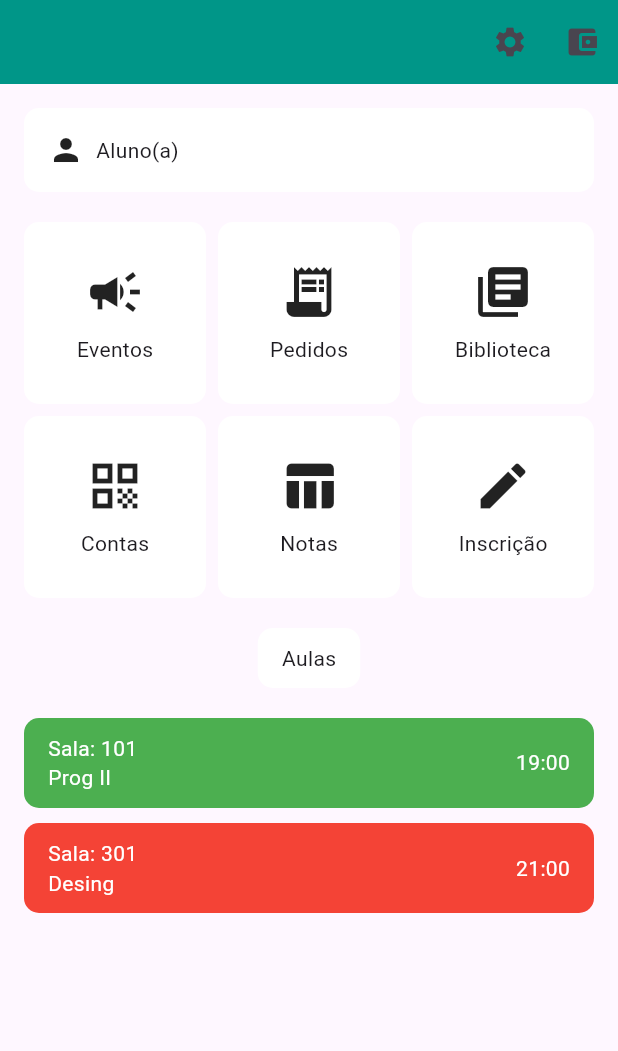
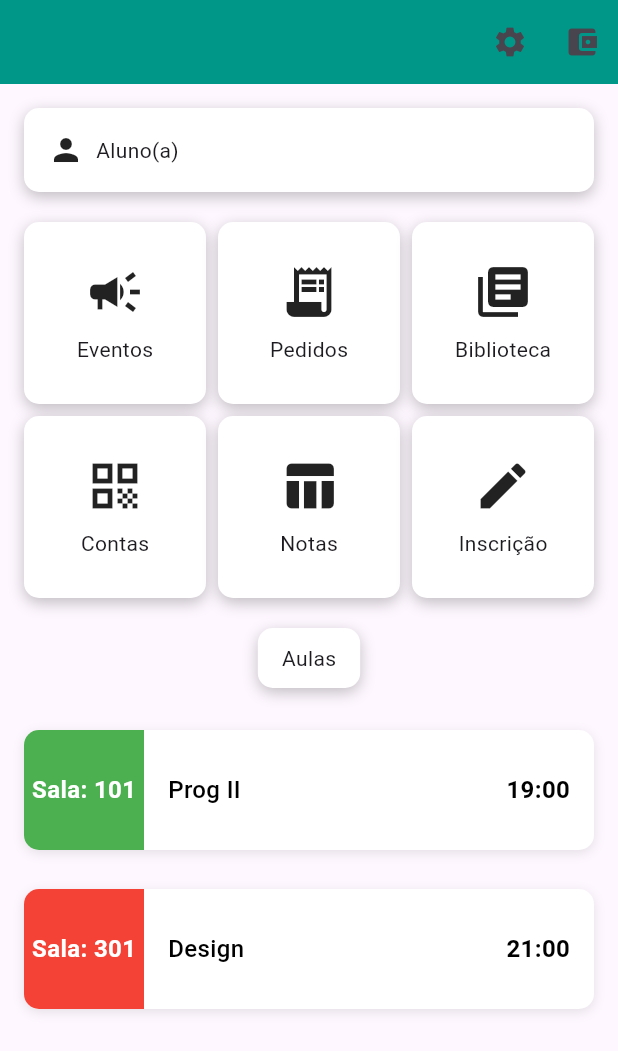
Before and after one commit to BraioFacul/real_connect, a Flutter app: the screen it shows after launch, after a tap on "Login", on a phone screen of 412 x 824 dp. Shown: the top 1051 px of the screen. Run offline on Flutter 3.47's test engine with Material 3 defaults, Android fonts, the light colour scheme and no system bars; our stand-ins replace firebase_core; accounts and stored records are empty; network calls fail.

Commit message:
feat: melhoria no layout

```diff
--- a/lib/home.dart
+++ b/lib/home.dart
@@ -29,68 +29,111 @@ class _HomePageState extends State<HomePage> {
           padding: const EdgeInsets.all(16.0),
           child: Column(
             children: [
-              // Profile or Student section
-              Container(
+              // Profile or Student section (Componentizado)
+              ProfileSection(),
+
+              SizedBox(height: 20),
+
+              // Grid buttons (Componentizado)
+              GridButtons(),
+
+              SizedBox(height: 20),
+
+              // Aulas Section (Componentizado)
+              AulasSection(),
+
+              SizedBox(height: 20),
+
+              // Classes (Componentizado)
+              ClassCard(
+                  room: "Sala: 101",
+                  subject: "Prog II",
+                  time: "19:00",
+                  color: Colors.green),
+              SizedBox(height: 10),
+              ClassCard(
+                  room: "Sala: 301",
+                  subject: "Design",
+                  time: "21:00",
+                  color: Colors.red),
+            ],
+          ),
+        ),
+      ),
+    );
+  }
+}
+
+// Helper function to create a profile section component
+class ProfileSection extends StatelessWidget {
+  @override
+  Widget build(BuildContext context) {
+    return Container(
       padding: EdgeInsets.all(16.0),
       decoration: BoxDecoration(
         color: Colors.white,
         borderRadius: BorderRadius.circular(10),
+        boxShadow: [
+          BoxShadow(
+            color: Colors.black.withOpacity(0.24),
+            spreadRadius: 0,
+            blurRadius: 8,
+            offset: Offset(0, 3), // changes position of shadow
           ),
-                child: Row(
+        ],
+      ),
+      child: const Row(
         children: [
           Icon(Icons.person),
           SizedBox(width: 8),
           Text("Aluno(a)"),
         ],
       ),
-              ),
-              SizedBox(height: 20),
+    );
+  }
+}
 
-              // Grid buttons
-              GridView.count(
+// Helper function to create a grid button component
+class GridButtons extends StatelessWidget {
+  @override
+  Widget build(BuildContext context) {
+    return GridView.count(
       crossAxisCount: 3,
       shrinkWrap: true,
       crossAxisSpacing: 8,
       mainAxisSpacing: 8,
       children: [
-                  buildGridButton(Icons.campaign, "Eventos"),
-                  buildGridButton(Icons.receipt_long, "Pedidos"),
-                  buildGridButton(Icons.library_books, "Biblioteca"),
-                  buildGridButton(Icons.qr_code, "Contas"),
-                  buildGridButton(Icons.table_chart, "Notas"),
-                  buildGridButton(Icons.edit, "Inscrição"),
+        GridButton(icon: Icons.campaign, label: "Eventos"),
+        GridButton(icon: Icons.receipt_long, label: "Pedidos"),
+        GridButton(icon: Icons.library_books, label: "Biblioteca"),
+        GridButton(icon: Icons.qr_code, label: "Contas"),
+        GridButton(icon: Icons.table_chart, label: "Notas"),
+        GridButton(icon: Icons.edit, label: "Inscrição"),
       ],
-              ),
-              SizedBox(height: 20),
-
-              // Aulas Section
-              Container(
-                padding: EdgeInsets.symmetric(vertical: 10, horizontal: 16),
-                decoration: BoxDecoration(
-                  color: Colors.white,
-                  borderRadius: BorderRadius.circular(10),
-                ),
-                child: Text("Aulas"),
-              ),
-              SizedBox(height: 20),
-
-              // Classes (e.g. Prog II and Design)
-              buildClassCard("Sala: 101", "Prog II", "19:00", Colors.green),
-              SizedBox(height: 10),
-              buildClassCard("Sala: 301", "Desing", "21:00", Colors.red),
-            ],
-          ),
-        ),
-      ),
     );
   }
+}
 
-  // Helper function to create a grid button
-  Widget buildGridButton(IconData icon, String label) {
+class GridButton extends StatelessWidget {
+  final IconData icon;
+  final String label;
+
+  GridButton({required this.icon, required this.label});
+
+  @override
+  Widget build(BuildContext context) {
     return Container(
       decoration: BoxDecoration(
         color: Colors.white,
         borderRadius: BorderRadius.circular(10),
+        boxShadow: [
+          BoxShadow(
+            color: Colors.black.withOpacity(0.24),
+            spreadRadius: 0,
+            blurRadius: 8,
+            offset: Offset(0, 3), // changes position of shadow
+          ),
+        ],
       ),
       child: Column(
         mainAxisAlignment: MainAxisAlignment.center,
@@ -102,26 +145,112 @@ class _HomePageState extends State<HomePage> {
       ),
     );
   }
+}
 
-  // Helper function to create a class card
-  Widget buildClassCard(String room, String subject, String time, Color color) {
+// Helper function to create the aulas section component
+class AulasSection extends StatelessWidget {
+  @override
+  Widget build(BuildContext context) {
     return Container(
       padding: EdgeInsets.symmetric(vertical: 10, horizontal: 16),
       decoration: BoxDecoration(
+        color: Colors.white,
+        borderRadius: BorderRadius.circular(10),
+        boxShadow: [
+          BoxShadow(
+            color: Colors.black.withOpacity(0.24),
+            spreadRadius: 0,
+            blurRadius: 8,
+            offset: Offset(0, 3), // changes position of shadow
+          ),
+        ],
+      ),
+      child: Text("Aulas"),
+    );
+  }
+}
+
+// Helper function to create a class card component
+class ClassCard extends StatelessWidget {
+  final String room;
+  final String subject;
+  final String time;
+  final Color color;
+
+  ClassCard(
+      {required this.room,
+      required this.subject,
+      required this.time,
+      required this.color});
+
+  @override
+  Widget build(BuildContext context) {
+    return Container(
+      margin: EdgeInsets.symmetric(vertical: 8),
+      decoration: BoxDecoration(
+        color: Colors.white,
+        borderRadius: BorderRadius.circular(10),
+        boxShadow: [
+          BoxShadow(
+            color: Colors.black.withOpacity(0.1),
+            spreadRadius: 0,
+            blurRadius: 6,
+            offset: Offset(0, 2),
+          ),
+        ],
+      ),
+      child: Row(
+        children: [
+          // Left colored section
+          Container(
+            width: 80,
+            height: 80,
+            decoration: BoxDecoration(
               color: color,
-        borderRadius: BorderRadius.circular(10),
+              borderRadius: BorderRadius.only(
+                topLeft: Radius.circular(10),
+                bottomLeft: Radius.circular(10),
               ),
+            ),
+            child: Center(
+              child: Text(
+                room,
+                style: TextStyle(
+                  color: Colors.white,
+                  fontWeight: FontWeight.bold,
+                  fontSize: 16,
+                ),
+              ),
+            ),
+          ),
+
+          // Right content section
+          Expanded(
+            child: Padding(
+              padding: EdgeInsets.symmetric(vertical: 16, horizontal: 16),
               child: Row(
                 mainAxisAlignment: MainAxisAlignment.spaceBetween,
                 children: [
-          Column(
-            crossAxisAlignment: CrossAxisAlignment.start,
-            children: [
-              Text(room, style: TextStyle(color: Colors.white)),
-              Text(subject, style: TextStyle(color: Colors.white)),
+                  Text(
+                    subject,
+                    style: TextStyle(
+                      color: Colors.black,
+                      fontWeight: FontWeight.w500,
+                      fontSize: 16,
+                    ),
+                  ),
+                  Text(
+                    time,
+                    style: TextStyle(
+                      color: Colors.black,
+                      fontWeight: FontWeight.bold,
+                      fontSize: 16,
+                    ),
+                  ),
                 ],
               ),
-          Text(time, style: TextStyle(color: Colors.white)),
+            ),
+          ),
         ],
       ),
     );
```
Lines whose indentation alone changed are shown as unchanged.
